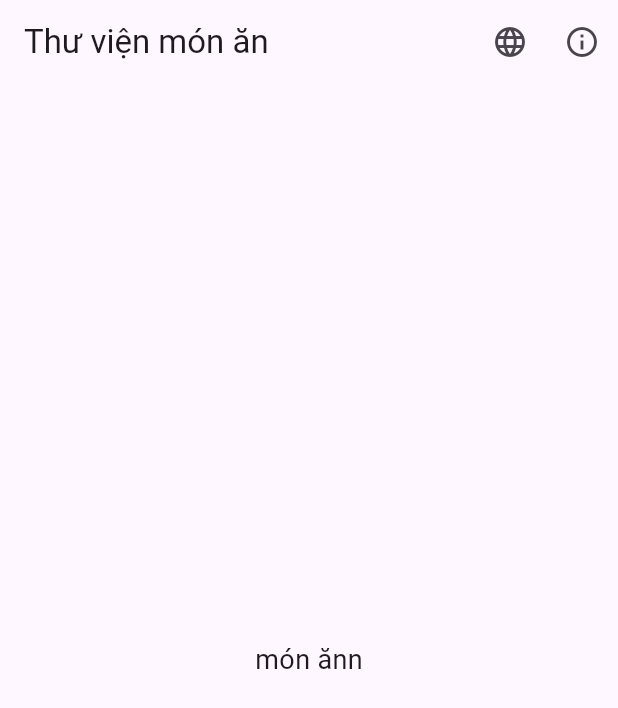
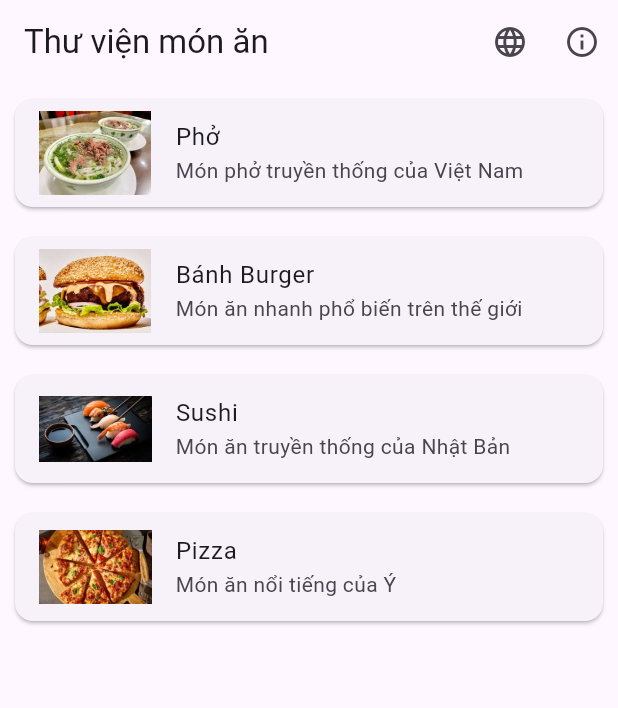
Before and after one commit to Duy414/2025_2_LTTBDD_N02_Nhom_5, a Flutter app: the screen it shows after launch, on a phone screen of 412 x 824 dp. Shown: the top 708 px of the screen. Run offline on Flutter 3.47's test engine with Material 3 defaults, Android fonts, the light colour scheme and no system bars.

Commit message:
danh sách món ăn tiếng Việt và chuẩn bị list tiếng anh cho 2 ngôn ngữ.

```diff
--- a/lib/main.dart
+++ b/lib/main.dart
@@ -2,6 +2,15 @@
 
 void main() {
   runApp(MyApp());
+}
+
+enum Language{Vietnamese, English}
+Language currentLanguage = Language.Vietnamese;
+class Food {
+  String name;
+  String description;
+  String image;
+  Food({required this.name, required this.description, required this.image});
 }
 
 class MyApp extends StatelessWidget {
@@ -15,8 +24,47 @@
 }
 
 class FoodLibraryScreen extends StatelessWidget {
+  final List<Food> foodsVietnamese = [
+    Food(
+      name: "Phở",
+      description: "Món phở truyền thống của Việt Nam",
+      image: "imgs/pho.jpg"),
+    Food(
+      name: "Bánh Burger",
+      description: "Món ăn nhanh phổ biến trên thế giới",
+      image: "imgs/burger.jpg"),
+    Food(
+      name: "Sushi",
+      description: "Món ăn truyền thống của Nhật Bản",
+      image: "imgs/sushi.jpg"),
+    Food(
+      name: "Pizza",
+      description: "Món ăn nổi tiếng của Ý",
+      image: "imgs/pizaa.jpg"),
+  ];
+
+  final List<Food> foodsEnglish = [
+    Food(
+      name: "Pho",
+      description: "Vietnamese pho delivery system",
+      image: "imgs/pho.jpg"),
+    Food(
+      name: "Burger",
+      description: "Fast food is popular around the world.",
+      image: "imgs/burger.jpg"),
+    Food(
+      name: "Sushi",
+      description: "Traditional Japanese dishes",
+      image: "imgs/sushi.jpg"),
+    Food(
+      name: "Pizza",
+      description: "Famous Italian dish",
+      image: "imgs/pizaa.jpg"),
+  ];
+
   @override
   Widget build(BuildContext context) {
+    List<Food> foods = currentLanguage == Language.Vietnamese ? foodsVietnamese : foodsEnglish;
     return Scaffold(
       appBar: AppBar(
         title: Text("Thư viện món ăn"),
@@ -31,12 +79,21 @@
           ),
         ],
       ),
-      body: Center(
-        child: Text(
-          "món ănn",
-          style: TextStyle(fontSize: 18),
-        ),
-      ),
+      body: ListView.builder(
+        itemCount: foods.length,
+        itemBuilder:(context, index){
+          return Card(
+            margin: EdgeInsets.all(10),
+            child: ListTile(
+              leading: Image.asset(
+                foods[index].image,
+                width: 75,
+              ),
+              title: Text(foods[index].name),
+              subtitle: Text(foods[index].description),
+            ),
+          );
+        },),
     );
   }
 }
```
